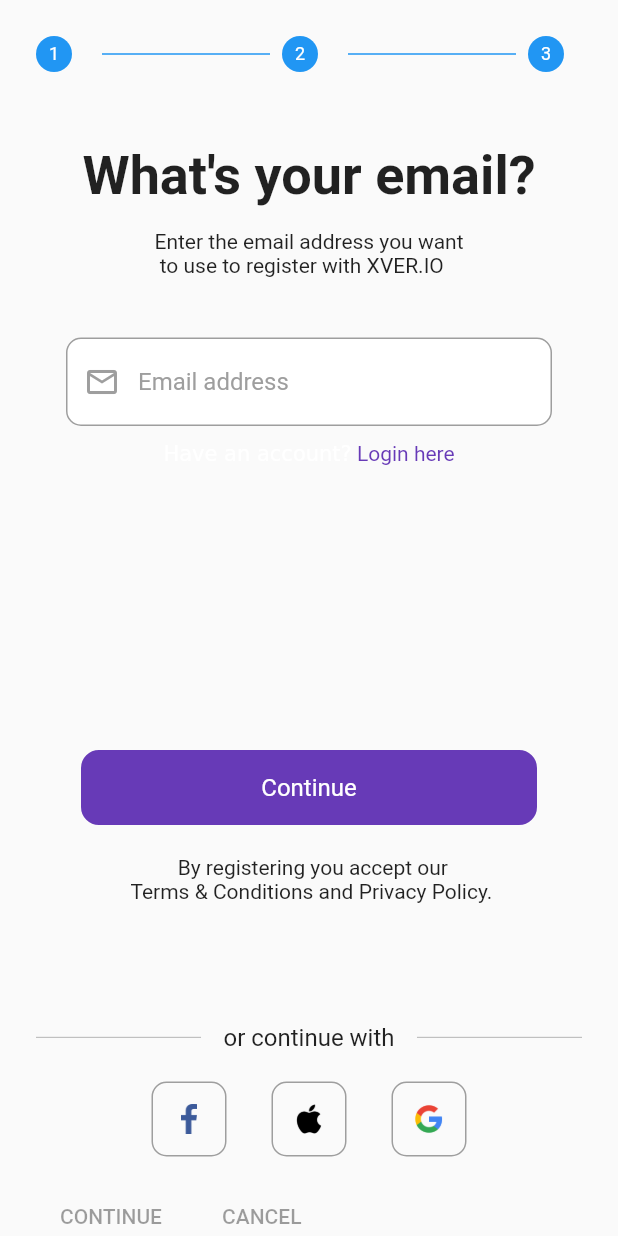
After one commit to hammadx02/Login-Signin-UI-Flutter, a Flutter app: the screen it shows after launch, after a tap on "Sign up with email", on a phone screen of 412 x 824 dp. The commit adds this screen. Run offline on Flutter 3.47's test engine with Material 2 defaults, Android fonts, the phone set to English and light mode, and no system bars.

Commit message:
initial commit

```diff
--- /dev/null
+++ b/lib/screens/email_screen.dart
@@ -0,0 +1,203 @@
+import 'package:flutter/material.dart';
+
+import '../components/buttons.dart';
+import '../constents/constents.dart';
+
+class EmailSignIn extends StatefulWidget {
+  const EmailSignIn({super.key});
+
+  @override
+  State<EmailSignIn> createState() => _EmailSignInState();
+}
+
+class _EmailSignInState extends State<EmailSignIn> {
+  @override
+  Widget build(BuildContext context) {
+    return Scaffold(
+      body: Stepper(
+        type: StepperType.horizontal,
+        elevation: 0,
+        steps: [
+          Step(
+            isActive: true,
+            title: const Text(''),
+            content: Column(
+              mainAxisAlignment: MainAxisAlignment.center,
+              children: [
+                const Text(
+                  'What\'s your email?',
+                  style: TextStyle(fontWeight: FontWeight.bold, fontSize: 36),
+                ),
+                const SizedBox(
+                  height: 15,
+                ),
+                const Text(
+                  'Enter the email address you want\n to use to register with XVER.IO',
+                ),
+                const SizedBox(
+                  height: 40,
+                ),
+                Padding(
+                  padding: const EdgeInsets.symmetric(horizontal: 20.0),
+                  child: TextFormField(
+                    decoration: InputDecoration(
+                      hintText: 'Email address',
+                      hintStyle: const TextStyle(color: Colors.grey),
+                      prefixIcon: const Icon(
+                        Icons.email_outlined,
+                        color: Colors.grey,
+                      ),
+                      fillColor: Colors.white,
+                      filled: true,
+                      focusedBorder: OutlineInputBorder(
+                        borderRadius: BorderRadius.circular(10),
+                        borderSide: const BorderSide(color: Colors.grey),
+                      ),
+                      enabledBorder: OutlineInputBorder(
+                        borderSide: const BorderSide(color: Colors.grey),
+                        borderRadius: BorderRadius.circular(10),
+                      ),
+                    ),
+                  ),
+                ),
+                const SizedBox(
+                  height: 10,
+                ),
+                RichText(
+                  text: const TextSpan(
+                    text: 'Have an account?',
+                    children: [
+                      TextSpan(
+                        text: ' Login here',
+                        style: TextStyle(color: Colors.deepPurple),
+                      ),
+                    ],
+                  ),
+                ),
+                const SizedBox(
+                  height: 180,
+                ),
+                const SimpleButton(
+                  color: themeColor,
+                  title: 'Continue',
+                  textColor: Colors.white,
+                ),
+                const SizedBox(
+                  height: 10,
+                ),
+                const Text(
+                  '          By registering you accept our\n Terms & Conditions and Privacy Policy.',
+                ),
+                const SizedBox(
+                  height: 80,
+                ),
+                const Row(
+                  children: [
+                    Expanded(
+                      child: Divider(
+                        color: Colors.grey,
+                        thickness: 0.5,
+                      ),
+                    ),
+                    SizedBox(
+                      width: 15,
+                    ),
+                    Text(
+                      'or continue with',
+                      style: TextStyle(fontSize: 16),
+                    ),
+                    SizedBox(
+                      width: 15,
+                    ),
+                    Expanded(
+                      child: Divider(
+                        color: Colors.grey,
+                        thickness: 0.5,
+                      ),
+                    ),
+                  ],
+                ),
+                const SizedBox(
+                  height: 20,
+                ),
+                Row(
+                  mainAxisAlignment: MainAxisAlignment.center,
+                  crossAxisAlignment: CrossAxisAlignment.center,
+                  children: [
+                    Container(
+                      height: 50,
+                      width: 50,
+                      decoration: BoxDecoration(
+                        borderRadius: BorderRadius.circular(10),
+                        border: Border.all(color: Colors.grey),
+                      ),
+                      child: const Center(
+                        child: Image(
+                          image: AssetImage(
+                            'images/facebook.png',
+                          ),
+                          height: 20,
+                          width: 20,
+                        ),
+                      ),
+                    ),
+                    const SizedBox(
+                      width: 30,
+                    ),
+                    Container(
+                      height: 50,
+                      width: 50,
+                      decoration: BoxDecoration(
+                        borderRadius: BorderRadius.circular(10),
+                        border: Border.all(color: Colors.grey),
+                      ),
+                      child: const Center(
+                        child: Image(
+                          image: AssetImage(
+                            'images/apple.png',
+                          ),
+                          height: 20,
+                          width: 20,
+                        ),
+                      ),
+                    ),
+                    const SizedBox(
+                      width: 30,
+                    ),
+                    Container(
+                      height: 50,
+                      width: 50,
+                      decoration: BoxDecoration(
+                        borderRadius: BorderRadius.circular(10),
+                        border: Border.all(color: Colors.grey),
+                      ),
+                      child: const Center(
+                        child: Image(
+                          image: AssetImage(
+                            'images/google.png',
+                          ),
+                          height: 20,
+                          width: 20,
+                        ),
+                      ),
+                    ),
+                  ],
+                ),
+              ],
+            ),
+          ),
+          const Step(
+            isActive: true,
+            title: Text(''),
+            content: Text('Step 2'),
+          ),
+          const Step(
+            isActive: true,
+            title: Text(''),
+            content: Text('Step 3'),
+          ),
+        ],
+      ),
+    );
+  }
+}
--- a/lib/screens/login_screen.dart
+++ b/lib/screens/login_screen.dart
@@ -1,5 +1,6 @@
 import 'package:flutter/material.dart';
 import 'package:login_ui/components/buttons.dart';
+import 'package:login_ui/screens/email_screen.dart';
 import 'package:login_ui/screens/signin_screen.dart';
 
 import '../constents/constents.dart';
@@ -39,10 +40,13 @@ class _LoginScreenState extends State<LoginScreen> {
               asset: 'images/apple.png',
               title: 'Continue with Google',
             ),
-            const SimpleButton(
-              color: Colors.deepPurple,
-              title: 'Sign up with email',
-              textColor: Colors.white,
+            InkWell(
+              onTap: (){Navigator.push(context, MaterialPageRoute(builder: (context) => EmailSignIn()));},
+              child:  const SimpleButton(
+                color: Colors.deepPurple,
+                title: 'Sign up with email',
+                textColor: Colors.white,
+              ),
             ),
             const SimpleButton(
               color: Colors.deepPurple,
```
